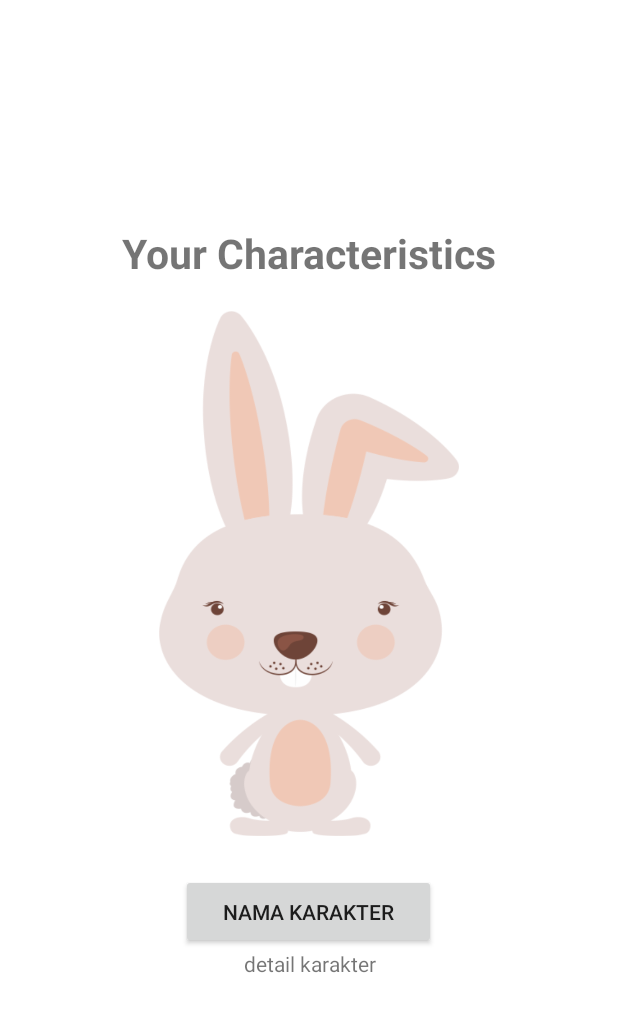
After one commit to Putrisrsh/mudy, an Android app: the layout activity_character.xml on its own in the app's theme, with its tools: preview values and no code run, on a phone screen of 412 x 824 dp. The commit adds this screen. Shown: the top 1012 px of the screen. Run offline under Robolectric (Android 15) with nearby library versions, the phone set to English and light mode, and no system bars.

Commit message:
character ui done

```diff
--- /dev/null
+++ b/app/src/main/res/layout/activity_character.xml
@@ -0,0 +1,59 @@
+<?xml version="1.0" encoding="utf-8"?>
+<RelativeLayout
+    xmlns:android="http://schemas.android.com/apk/res/android"
+    android:layout_width="match_parent"
+    android:layout_height="match_parent"
+    android:background="#ffffff">
+
+    <LinearLayout
+        android:id="@+id/layout1"
+        android:layout_width="match_parent"
+        android:layout_height="wrap_content"
+        android:paddingTop="150dp">
+        <TextView
+            android:layout_width="match_parent"
+            android:layout_height="match_parent"
+            android:gravity="center"
+            android:textStyle="bold"
+            android:textSize="27sp"
+            android:text="@string/your_characteristics"/>
+    </LinearLayout>
+    <FrameLayout
+        android:id="@+id/layout2"
+        android:layout_below="@+id/layout1"
+        android:layout_width="match_parent"
+        android:layout_height="wrap_content"
+        android:paddingTop="20dp"
+        android:paddingBottom="25dp">
+
+        <ImageView
+            android:id="@+id/img_item_photo"
+            android:layout_width="200dp"
+            android:layout_height="350dp"
+            android:layout_gravity="center"
+            android:background="@drawable/rabbit"/>
+    </FrameLayout>
+
+    <RelativeLayout
+        android:layout_below="@+id/layout2"
+        android:layout_width="fill_parent"
+        android:layout_height="fill_parent">
+
+        <Button
+            android:id="@+id/btn_character"
+            android:layout_width="170dp"
+            android:layout_height="50dp"
+            android:layout_centerHorizontal="true"
+            android:text="@string/character_name" />
+
+        <TextView
+            android:layout_below="@+id/btn_character"
+            android:layout_width="match_parent"
+            android:layout_height="match_parent"
+            android:layout_marginLeft="50dp"
+            android:layout_marginRight="50dp"
+            android:textAlignment="center"
+            android:text="@string/character_detail"/>
+
+    </RelativeLayout>
+</RelativeLayout>
--- a/app/src/main/res/values/strings.xml
+++ b/app/src/main/res/values/strings.xml
@@ -1,3 +1,6 @@
 <resources>
     <string name="app_name">MyApp</string>
+    <string name="your_characteristics">Your Characteristics</string>
+    <string name="character_name">nama karakter</string>
+    <string name="character_detail">detail karakter</string>
 </resources>
```
Also changed, not shown: app/src/main/res/drawable/rabbit.png (added).
